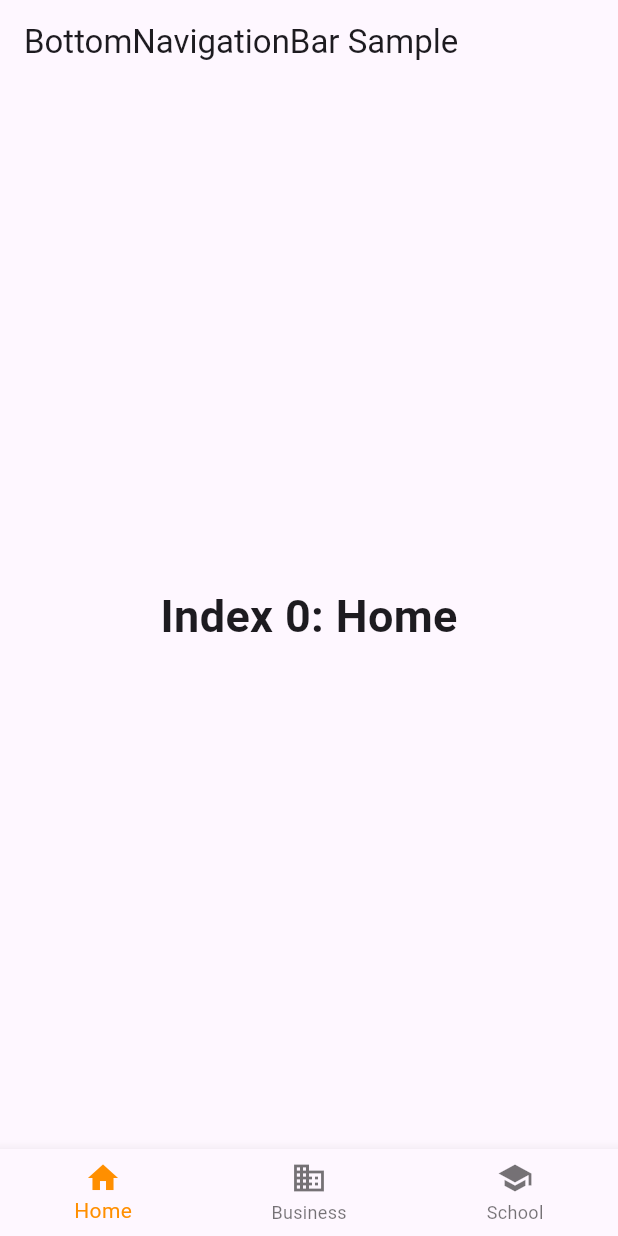
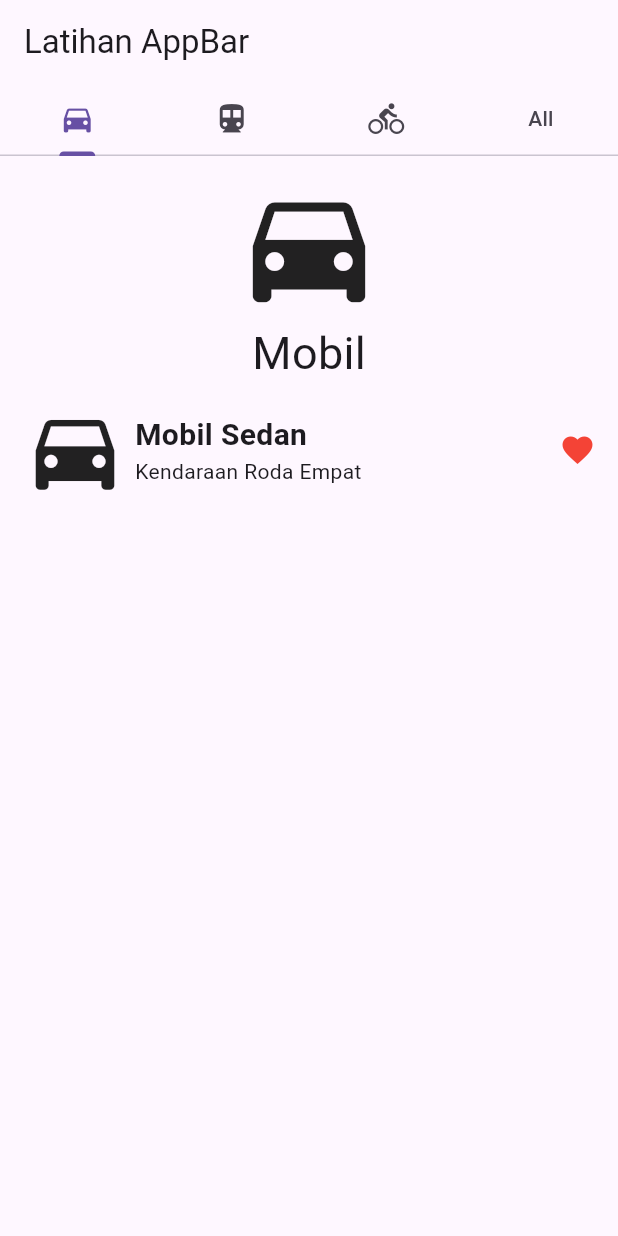
Before and after one commit to dandi-maulana/mobile_application_practicum, a Flutter app: the screen it shows after launch, on a phone screen of 412 x 824 dp. Run offline on Flutter 3.47's test engine with Material 3 defaults, Android fonts, the phone set to English and light mode, and no system bars.

Commit message:
Practicum 3 in module 4 = AppBar, TabBar, and BottomNavigationBar

```diff
--- a/lib/main.dart
+++ b/lib/main.dart
@@ -1,12 +1,12 @@
 import 'package:flutter/material.dart';
-import 'package:mobile_application_practicum/pages/latihan_BottomNavigationBar.dart';
+import 'package:mobile_application_practicum/pages/latihan_tabbar.dart';
 
 void main() {
   runApp(
     MaterialApp(
       debugShowCheckedModeBanner: false,
       title: "Latihan Keempat",
-      home: new LatihanBottomNavigationBar(),
+      home: LatihanTabBar(),
     ),
   );
 }
--- /dev/null
+++ b/lib/pages/latihan_tabbar.dart
@@ -0,0 +1,207 @@
+import 'package:flutter/material.dart';
+
+class LatihanTabBar extends StatelessWidget {
+  const LatihanTabBar({super.key});
+
+  @override
+  Widget build(BuildContext context) {
+    return MaterialApp(
+      home: DefaultTabController(
+        length: 4,
+        child: Scaffold(
+          appBar: AppBar(
+            title: const Text('Latihan AppBar'),
+            bottom: const TabBar(
+              tabs: [
+                Tab(icon: Icon(Icons.directions_car)),
+                Tab(icon: Icon(Icons.directions_transit)),
+                Tab(icon: Icon(Icons.directions_bike)),
+                Tab(text: 'All'),
+              ],
+            ),
+          ),
+          body: TabBarView(
+            children: [
+              // Car Tab
+              Container(
+                padding: const EdgeInsets.fromLTRB(5.0, 10.0, 5.0, 0.0),
+                child: Column(
+                  children: [
+                    const Icon(Icons.directions_car, size: 100),
+                    const Text('Mobil', style: TextStyle(fontSize: 30)),
+                    Expanded(
+                      child: _buildTransportList(
+                        trans
+                            .where((t) => t.foto == Icons.directions_car)
+                            .toList(),
+                      ),
+                    ),
+                  ],
+                ),
+              ),
+
+              // Transit Tab
+              Container(
+                padding: const EdgeInsets.fromLTRB(5.0, 10.0, 5.0, 0.0),
+                child: Column(
+                  children: [
+                    const Icon(Icons.directions_train, size: 100),
+                    const Text('Kereta Api', style: TextStyle(fontSize: 30)),
+                    Expanded(
+                      child: _buildTransportList(
+                        trans
+                            .where((t) => t.foto == Icons.directions_transit)
+                            .toList(),
+                      ),
+                    ),
+                  ],
+                ),
+              ),
+
+              // Bike Tab
+              Container(
+                padding: const EdgeInsets.fromLTRB(5.0, 10.0, 5.0, 0.0),
+                child: Column(
+                  children: [
+                    const Icon(Icons.directions_bike, size: 100),
+                    const Text('Sepeda', style: TextStyle(fontSize: 30)),
+                    Expanded(
+                      child: _buildTransportList(
+                        trans
+                            .where((t) => t.foto == Icons.directions_bike)
+                            .toList(),
+                      ),
+                    ),
+                  ],
+                ),
+              ),
+
+              // All Tab
+              _buildTransportList(trans),
+            ],
+          ),
+        ),
+      ),
+    );
+  }
+
+  Widget _buildTransportList(List<Transports> transports) {
+    return ListView.builder(
+      itemCount: transports.length,
+      itemBuilder: (context, index) {
+        final transport = transports[index];
+        return Padding(
+          padding: const EdgeInsets.symmetric(horizontal: 10.0),
+          child: Row(
+            mainAxisAlignment: MainAxisAlignment.spaceBetween,
+            children: [
+              Expanded(
+                child: Container(
+                  padding: const EdgeInsets.symmetric(vertical: 8.0),
+                  child: Row(
+                    mainAxisAlignment: MainAxisAlignment.start,
+                    children: [
+                      Icon(transport.foto, size: 70),
+                      const SizedBox(width: 5),
+                      Flexible(
+                        child: Column(
+                          crossAxisAlignment: CrossAxisAlignment.start,
+                          children: [
+                            Text(
+                              transport.nama,
+                              style: const TextStyle(
+                                fontSize: 20,
+                                fontWeight: FontWeight.bold,
+                              ),
+                            ),
+                            Text(transport.deskripsi),
+                          ],
+                        ),
+                      ),
+                    ],
+                  ),
+                ),
+              ),
+              Icon(
+                Icons.favorite,
+                color: transport.isLike ? Colors.red : Colors.grey[300],
+              ),
+            ],
+          ),
+        );
+      },
+    );
+  }
+}
+
+class Transports {
+  final IconData foto;
+  final String nama;
+  final String deskripsi;
+  final bool isLike;
+
+  const Transports({
+    required this.foto,
+    required this.nama,
+    required this.deskripsi,
+    required this.isLike,
+  });
+}
+
+// Data Dummy Transport
+final List<Transports> trans = [
+  const Transports(
+    foto: Icons.directions_car,
+    nama: 'Mobil Sedan',
+    deskripsi: 'Kendaraan Roda Empat',
+    isLike: true,
+  ),
+  const Transports(
+    foto: Icons.directions_transit,
+    nama: 'Kereta Api',
+    deskripsi: 'Angkutan Gerbong dengan Rel',
+    isLike: false,
+  ),
+  const Transports(
+    foto: Icons.directions_bike,
+    nama: 'Sepeda Motor',
+    deskripsi: 'Kendaraan roda dua pribadi',
+    isLike: true,
+  ),
+  const Transports(
+    foto: Icons.directions_boat,
+    nama: 'Speed Boat',
+    deskripsi: 'Perahu Mesin Jet',
+    isLike: false,
+  ),
+  const Transports(
+    foto: Icons.directions_boat,
+    nama: 'Kapal Ferry',
+    deskripsi: 'Perahu Besar Mesin Besar',
+    isLike: true,
+  ),
+  const Transports(
+    foto: Icons.directions_boat,
+    nama: 'Sampan Kayu',
+    deskripsi: 'Perahu Dayung Apung',
+    isLike: false,
+  ),
+  const Transports(
+    foto: Icons.directions_bus,
+    nama: 'Mobil Bus',
+    deskripsi: 'Mobil Bus Besar',
+    isLike: true,
+  ),
+  const Transports(
+    foto: Icons.directions_bike,
+    nama: 'Sepeda',
+    deskripsi: 'Kendaraan roda dua pribadi',
+    isLike: false,
+  ),
+  const Transports(
+    foto: Icons.shopping_cart,
+    nama: 'Troli',
+    deskripsi: 'Pengangkutan Barang Sorong',
+    isLike: false,
+  ),
+];
```
